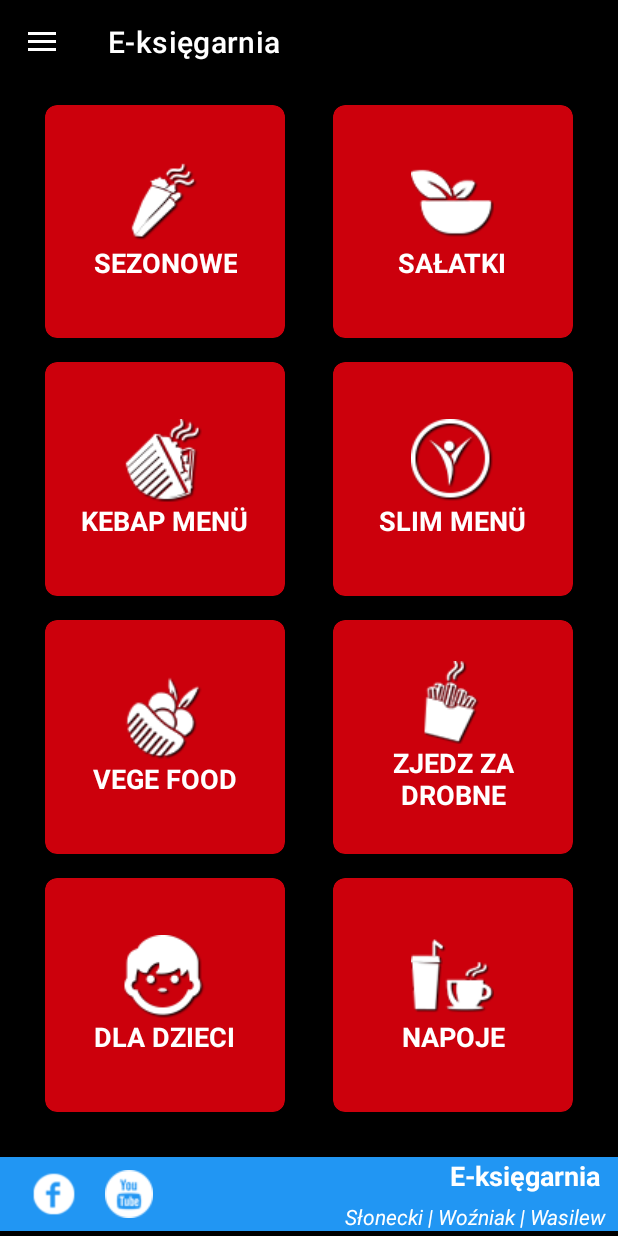
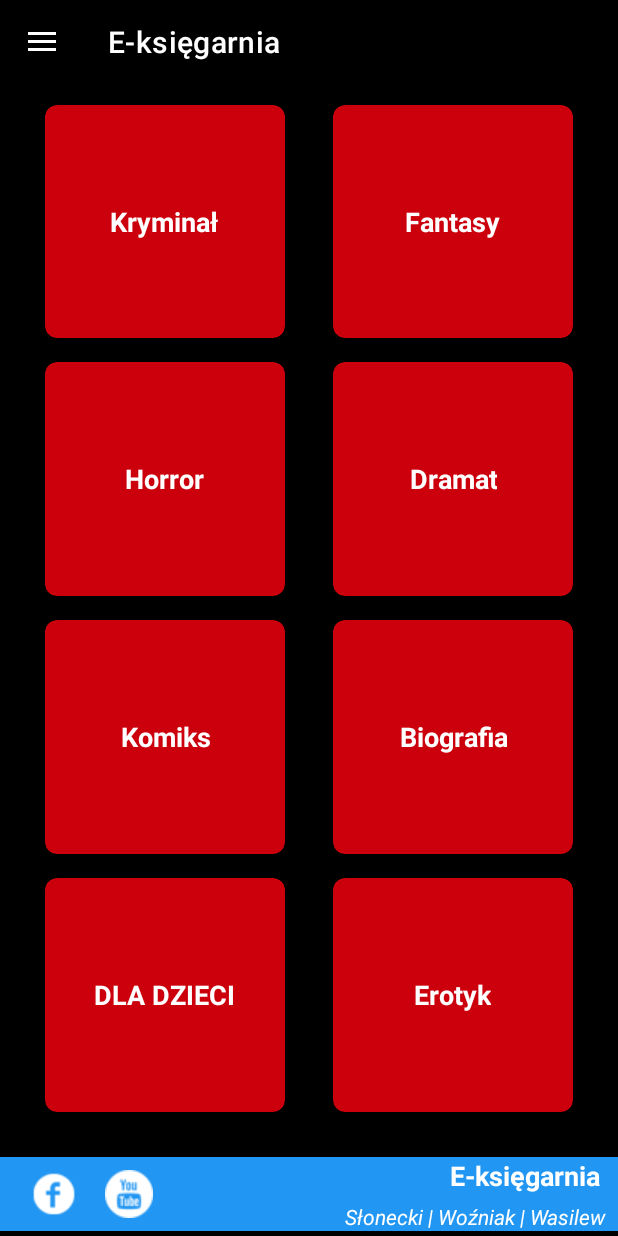
Before and after one commit to SloneckiS/AndroidApp, an Android app: the screen it shows after launch (MainActivity), in the side drawer, after a tap on "E-księgarnia", on a phone screen of 412 x 824 dp. Run offline under Robolectric (Android 15) with nearby library versions, the phone set to English and light mode, and no system bars; our stand-ins replace Firebase (no records; nobody signed in at launch, a user with empty details on screens opened directly).

Commit message:
feat: change tiles descriptions

```diff
--- a/app/src/main/res/layout-v21/fragment_main_menu.xml
+++ b/app/src/main/res/layout-v21/fragment_main_menu.xml
@@ -49,20 +49,19 @@
                     android:orientation="vertical">
 
                     <ImageView
-                        android:src="@drawable/sezonowe"
                         android:layout_gravity="center_horizontal"
                         android:layout_width="wrap_content"
                         android:layout_height="wrap_content" />
 
                     <TextView
-                        android:text="SEZONOWE"
+                        android:layout_width="wrap_content"
+                        android:layout_height="wrap_content"
+                        android:gravity="center_horizontal"
+                        android:text="Kryminał"
                         android:textAlignment="center"
                         android:textColor="@android:color/white"
                         android:textSize="18sp"
-                        android:textStyle="bold"
-                        android:layout_width="wrap_content"
-                        android:layout_height="wrap_content"
-                        android:gravity="center_horizontal" />
+                        android:textStyle="bold" />
 
 
                 </LinearLayout>
@@ -94,13 +93,13 @@
                         android:layout_width="wrap_content"
                         android:layout_height="wrap_content"
                         android:layout_gravity="center_horizontal"
-                        android:src="@drawable/salatki" />
+                         />
 
                     <TextView
                         android:layout_width="wrap_content"
                         android:layout_height="wrap_content"
                         android:gravity="center_horizontal"
-                        android:text="SAŁATKI"
+                        android:text="Fantasy"
                         android:textAlignment="center"
                         android:textColor="@android:color/white"
                         android:textSize="18sp"
@@ -138,13 +137,13 @@
                         android:layout_width="wrap_content"
                         android:layout_height="wrap_content"
                         android:layout_gravity="center_horizontal"
-                        android:src="@drawable/kebab" />
+                         />
 
                     <TextView
                         android:layout_width="wrap_content"
                         android:layout_height="wrap_content"
                         android:gravity="center_horizontal"
-                        android:text="KEBAP MENÜ"
+                        android:text="Horror"
                         android:textAlignment="center"
                         android:textColor="@android:color/white"
                         android:textSize="18sp"
@@ -178,13 +177,13 @@
                         android:layout_width="wrap_content"
                         android:layout_height="wrap_content"
                         android:layout_gravity="center_horizontal"
-                        android:src="@drawable/slim" />
+                         />
 
                     <TextView
                         android:layout_width="wrap_content"
                         android:layout_height="wrap_content"
                         android:gravity="center_horizontal"
-                        android:text="SLIM MENÜ"
+                        android:text="Dramat"
                         android:textAlignment="center"
                         android:textColor="@android:color/white"
                         android:textSize="18sp"
@@ -221,13 +220,13 @@
                         android:layout_width="wrap_content"
                         android:layout_height="wrap_content"
                         android:layout_gravity="center_horizontal"
-                        android:src="@drawable/vege" />
+                         />
 
                     <TextView
                         android:layout_width="wrap_content"
                         android:layout_height="wrap_content"
                         android:gravity="center_horizontal"
-                        android:text="VEGE FOOD"
+                        android:text="Komiks"
                         android:textAlignment="center"
                         android:textColor="@android:color/white"
                         android:textSize="18sp"
@@ -261,13 +260,13 @@
                         android:layout_width="wrap_content"
                         android:layout_height="wrap_content"
                         android:layout_gravity="center_horizontal"
-                        android:src="@drawable/zadrobne" />
+                         />
 
                     <TextView
                         android:layout_width="wrap_content"
                         android:layout_height="wrap_content"
                         android:gravity="center_horizontal"
-                        android:text="ZJEDZ ZA DROBNE"
+                        android:text="Biografia"
                         android:textAlignment="center"
                         android:textColor="@android:color/white"
                         android:textSize="18sp"
@@ -300,7 +299,7 @@
                         android:layout_width="wrap_content"
                         android:layout_height="wrap_content"
                         android:layout_gravity="center_horizontal"
-                        android:src="@drawable/kids" />
+                         />
 
                     <TextView
                         android:layout_width="wrap_content"
@@ -339,13 +338,13 @@
                         android:layout_width="wrap_content"
                         android:layout_height="wrap_content"
                         android:layout_gravity="center_horizontal"
-                        android:src="@drawable/drinks" />
+                         />
 
                     <TextView
                         android:layout_width="wrap_content"
                         android:layout_height="wrap_content"
                         android:gravity="center_horizontal"
-                        android:text="NAPOJE"
+                        android:text="Erotyk"
                         android:textAlignment="center"
                         android:textColor="@android:color/white"
                         android:textSize="18sp"
```
